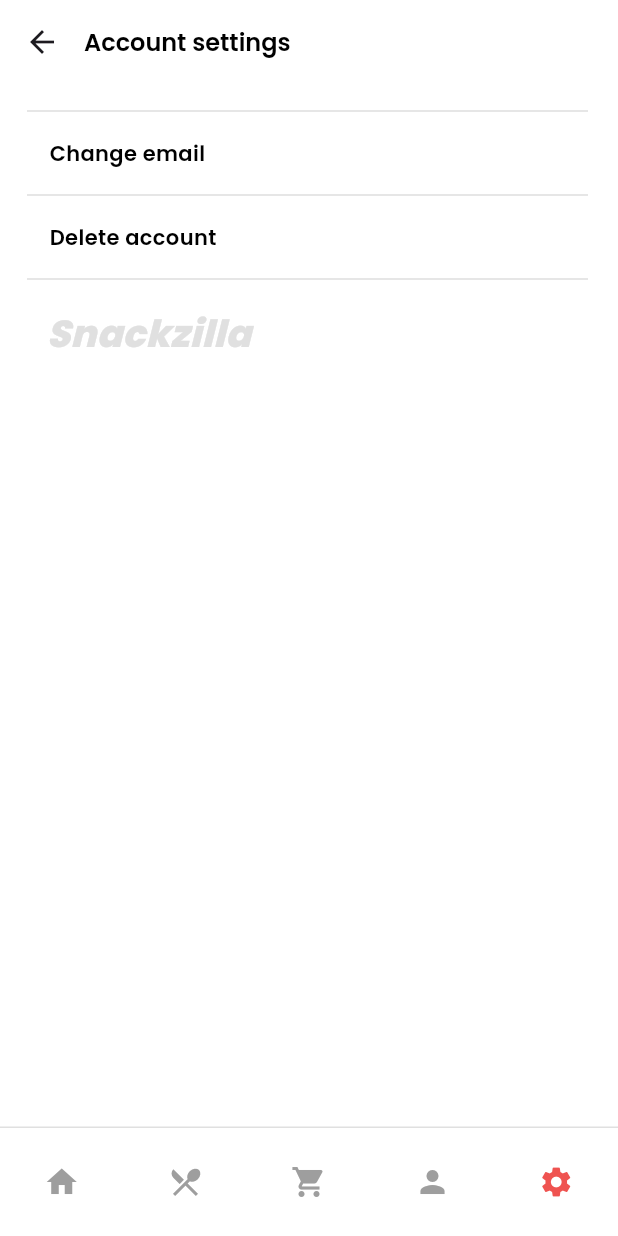
After one commit to VandanKambodi/Snackzilla, a Flutter app: the accountSetPage screen opened directly, on a phone screen of 412 x 824 dp. The commit adds this screen. Run offline on Flutter 3.47's test engine with Material 3 defaults, Android fonts, the phone set to English and light mode, and no system bars; our stand-ins replace font_awesome_flutter.

Commit message:
Account settings Page

```diff
--- /dev/null
+++ b/lib/Settings/accountSetPage.dart
@@ -0,0 +1,126 @@
+
+import 'package:flutter/cupertino.dart';
+import 'package:flutter/material.dart';
+import 'package:snackzilla/Home/homePage.dart';
+import 'package:snackzilla/Profile/profilePage.dart';
+import 'package:snackzilla/Settings/settingPage.dart';
+
+class accountSetPage extends StatefulWidget{
+  @override
+  State<accountSetPage> createState() => _accountSetPageState();
+}
+
+class _accountSetPageState extends State<accountSetPage> {
+  @override
+  Widget build(BuildContext context) {
+    // TODO: implement build
+    return Scaffold(
+      appBar: AppBar(
+        automaticallyImplyLeading: true,
+        elevation: 0,
+        backgroundColor: Colors.white,
+        titleSpacing: 0,
+        title: Text("Account settings",style: TextStyle(color: Colors.black,fontFamily: 'pageHead', fontSize: 16),),
+      ),
+
+      body:
+          Padding(
+            padding: const EdgeInsets.only(left: 18.0),
+            child: Column(
+              children: [
+                SizedBox(height: 10,),
+                Padding(
+                  padding: const EdgeInsets.symmetric(horizontal: 0.0, vertical: 0.0),
+                  child: Divider(
+                    color: Colors.grey.shade400,
+                    thickness: 0.5,
+                    indent: 0,
+                    endIndent: 20,
+                  ),
+                ),
+                SizedBox(height: 10,),
+                Padding(
+                  padding: const EdgeInsets.only(left: 15.0),
+                  child: Row(
+                    children: [
+                      Text("Change email",style: TextStyle(color: Colors.black,fontFamily: 'pageHead',fontSize: 14),),
+                    ],
+                  ),
+                ),
+                SizedBox(height: 10,),
+                Padding(
+                  padding: const EdgeInsets.symmetric(horizontal: 0.0, vertical: 0.0),
+                  child: Divider(
+                    color: Colors.grey.shade400,
+                    thickness: 0.5,
+                    indent: 0,
+                    endIndent: 20,
+                  ),
+                ),
+                SizedBox(height: 10,),
+                Padding(
+                  padding: const EdgeInsets.only(left: 15.0),
+                  child: Row(
+                    children: [
+                      Text("Delete account",style: TextStyle(color: Colors.black,fontFamily: 'pageHead',fontSize: 14),),
+                    ],
+                  ),
+                ),
+                SizedBox(height: 10,),
+                Padding(
+                  padding: const EdgeInsets.symmetric(horizontal: 0.0, vertical: 0.0),
+                  child: Divider(
+                    color: Colors.grey.shade400,
+                    thickness: 0.5,
+                    indent: 0,
+                    endIndent: 20,
+                  ),
+                ),
+                SizedBox(height: 10,),
+                Padding(
+                  padding: const EdgeInsets.only(left: 13.0),
+                  child: Row(
+                    mainAxisAlignment: MainAxisAlignment.start,
+                    crossAxisAlignment: CrossAxisAlignment.start,
+                    children: [
+                      Container(
+                        child: Text("Snackzilla",
+                          style: TextStyle(fontSize: 25,fontFamily: 'title',
+                              fontStyle: FontStyle.italic,color: Colors.grey.shade300),),
+                      ),
+                    ],
+                  ),
+                ),
+              ],
+            ),
+          ),
+
+
+      backgroundColor: Colors.white,
+      bottomNavigationBar:
+      Container(
+        padding: EdgeInsets.symmetric(vertical: 12),
+        decoration: BoxDecoration(
+          color: Colors.white,
+          border: Border(top: BorderSide(color: Colors.grey.shade300)),
+        ),
+        child: Row(
+          mainAxisAlignment: MainAxisAlignment.spaceAround,
+          children: [
+            IconButton(onPressed: (){
+              Navigator.push(context, MaterialPageRoute(builder: (context)=>homePage()));
+            }, icon: Icon(Icons.home), color: Colors.grey),
+            IconButton(onPressed: (){}, icon: Icon(Icons.restaurant_menu), color: Colors.grey),
+            IconButton(onPressed: (){}, icon: Icon(Icons.shopping_cart), color: Colors.grey),
+            IconButton(onPressed: (){
+              Navigator.push(context, MaterialPageRoute(builder: (context)=>profilePage()));
+            }, icon: Icon(Icons.person), color: Colors.grey),
+            IconButton(onPressed: (){
+              Navigator.push(context, MaterialPageRoute(builder: (context)=>settingPage()));
+            }, icon: Icon(Icons.settings), color: Colors.red.shade400),
+          ],
+        ),
+      ),
+    );
+  }
+}
--- a/lib/Settings/settingPage.dart
+++ b/lib/Settings/settingPage.dart
@@ -3,6 +3,7 @@ import 'package:flutter/material.dart';
 import 'package:snackzilla/Settings/NotificationSetPage.dart';
 import 'package:snackzilla/Home/homePage.dart';
 import 'package:snackzilla/Profile/profilePage.dart';
+import 'package:snackzilla/Settings/accountSetPage.dart';
 
 class settingPage extends StatefulWidget{
   @override
@@ -81,7 +82,11 @@ class _settingPageState extends State<settingPage> {
                   endIndent: 20,
                 ),
               ),
-              Padding(
+              GestureDetector(
+                onTap: (){
+                  Navigator.push(context, MaterialPageRoute(builder: (context)=>accountSetPage()));
+                },
+                child: Padding(
                   padding: const EdgeInsets.all(8.0),
                   child: Column(
                     mainAxisAlignment: MainAxisAlignment.start,
@@ -90,6 +95,7 @@ class _settingPageState extends State<settingPage> {
                       Text("Account settings",style: TextStyle(color: Colors.black,fontFamily: 'pageHead', fontSize: 15),),
                       Text("Delete your account.",style: TextStyle(color: Colors.black,fontFamily: 'description', fontSize: 12),),
                     ],
+                  ),
                 ),
               ),
               Padding(
```
Lines whose indentation alone changed are shown as unchanged.
